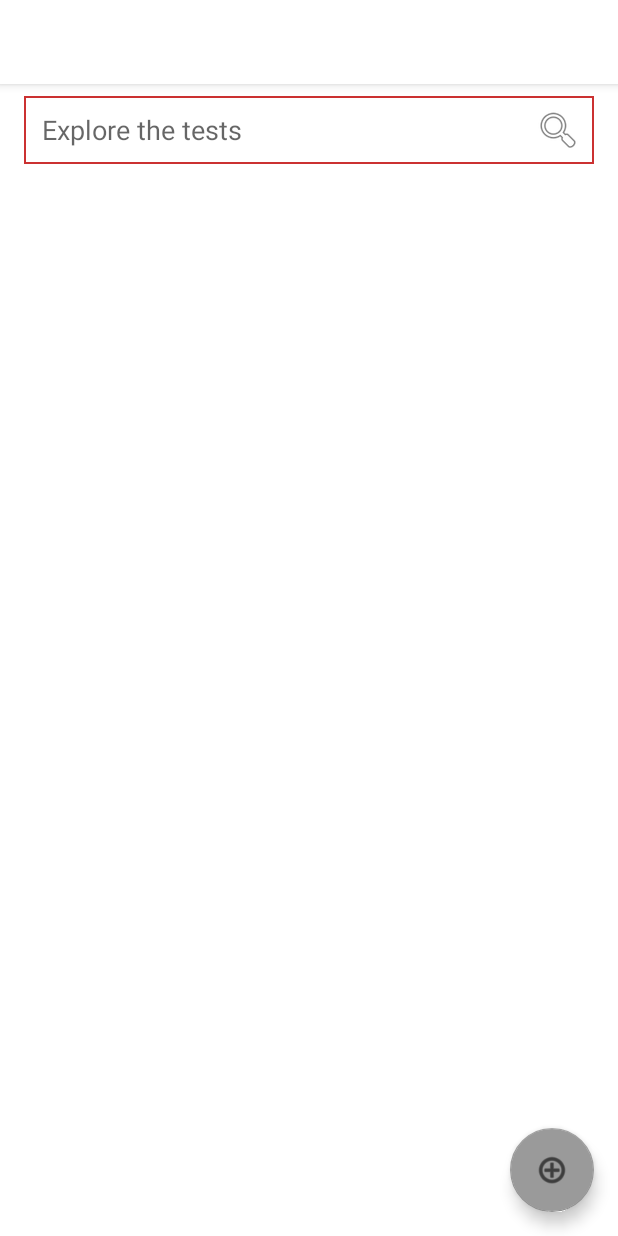
After one commit to IvanNehaev/Keepinmind, an Android app: the fragment QuestionsFragment shown on its own in the app's theme, on a phone screen of 412 x 824 dp. The commit adds this screen. Run offline under Robolectric (Android 15) with nearby library versions, the phone set to English and light mode, and no system bars.

Commit message:
added layouts "fragment questions" and "question list item" added "QuestionsFragment" class

```diff
--- a/app/src/main/java/com/nehaev/keepinmind/ui/tests/adapter/TestsAdapter.kt
+++ b/app/src/main/java/com/nehaev/keepinmind/adapters/TestsAdapter.kt
@@ -1,4 +1,4 @@
-package com.nehaev.keepinmind.ui.tests.adapter
+package com.nehaev.keepinmind.adapters
 
 import android.view.LayoutInflater
 import android.view.View
--- a/app/src/main/java/com/nehaev/keepinmind/ui/MindViewModel.kt
+++ b/app/src/main/java/com/nehaev/keepinmind/ui/MindViewModel.kt
@@ -1,5 +1,6 @@
 package com.nehaev.keepinmind.ui
 
+import androidx.lifecycle.LiveData
 import androidx.lifecycle.MutableLiveData
 import androidx.lifecycle.ViewModel
 import androidx.lifecycle.viewModelScope
@@ -13,6 +14,7 @@ class MindViewModel(
 ) : ViewModel() {
 
     val testsLiveData: MutableLiveData<Resource<List<Test>>> = MutableLiveData()
+    lateinit var testsDbLiveData: LiveData<List<Test>>
 
     init {
         getTests()
@@ -22,6 +24,8 @@ class MindViewModel(
         testsLiveData.postValue(Resource.Loading())
         val response = mindRepository.getAllTests()
         testsLiveData.postValue(handleTestsResponse(response))
+
+        testsDbLiveData = mindRepository.getAllTestWithLiveData()
     }
 
     fun upsertTest(test: Test) {
--- /dev/null
+++ b/app/src/main/java/com/nehaev/keepinmind/ui/fragments/QuestionsFragment.kt
@@ -0,0 +1,7 @@
+package com.nehaev.keepinmind.ui.fragments
+
+import androidx.fragment.app.Fragment
+import com.nehaev.keepinmind.R
+
+class QuestionsFragment : Fragment(R.layout.fragment_questions) {
+}
--- a/app/src/main/java/com/nehaev/keepinmind/ui/themes/ThemesFragment.kt
+++ b/app/src/main/java/com/nehaev/keepinmind/ui/fragments/SettingsFragment.kt
@@ -1,4 +1,4 @@
-package com.nehaev.keepinmind.ui.themes
+package com.nehaev.keepinmind.ui.fragments
 
 import android.os.Bundle
 import android.view.LayoutInflater
@@ -9,7 +9,7 @@ import com.nehaev.keepinmind.MindActivity
 import com.nehaev.keepinmind.R
 import com.nehaev.keepinmind.ui.MindViewModel
 
-class ThemesFragment : Fragment(R.layout.fragment_themes) {
+class SettingsFragment : Fragment(R.layout.fragment_settings) {
 
     lateinit var viewModel: MindViewModel
 
--- a/app/src/main/java/com/nehaev/keepinmind/ui/settings/SettingsFragment.kt
+++ b/app/src/main/java/com/nehaev/keepinmind/ui/fragments/ThemesFragment.kt
@@ -1,4 +1,4 @@
-package com.nehaev.keepinmind.ui.settings
+package com.nehaev.keepinmind.ui.fragments
 
 import android.os.Bundle
 import android.view.LayoutInflater
@@ -9,7 +9,7 @@ import com.nehaev.keepinmind.MindActivity
 import com.nehaev.keepinmind.R
 import com.nehaev.keepinmind.ui.MindViewModel
 
-class SettingsFragment : Fragment(R.layout.fragment_settings) {
+class ThemesFragment : Fragment(R.layout.fragment_themes) {
 
     lateinit var viewModel: MindViewModel
 
--- /dev/null
+++ b/app/src/main/res/layout/fragment_questions.xml
@@ -0,0 +1,65 @@
+<?xml version="1.0" encoding="utf-8"?>
+
+<androidx.coordinatorlayout.widget.CoordinatorLayout
+    xmlns:android="http://schemas.android.com/apk/res/android"
+    xmlns:app="http://schemas.android.com/apk/res-auto"
+    xmlns:tools="http://schemas.android.com/tools"
+    android:layout_width="match_parent"
+    android:layout_height="match_parent">
+
+    <LinearLayout
+        android:layout_width="match_parent"
+        android:layout_height="match_parent"
+        android:orientation="vertical">
+
+        <LinearLayout
+            android:layout_width="match_parent"
+            android:layout_height="wrap_content"
+            android:layout_marginStart="16dp"
+            android:layout_marginTop="8dp"
+            android:layout_marginEnd="16dp"
+            android:background="@drawable/back_with_border"
+            android:orientation="horizontal">
+
+            <EditText
+                android:id="@+id/etExploreTests"
+                android:layout_width="wrap_content"
+                android:layout_height="wrap_content"
+                android:layout_marginStart="8dp"
+                android:layout_weight="7"
+                android:backgroundTint="#00FFFFFF"
+                android:ems="10"
+                android:hint="Explore the tests"
+                android:inputType="textPersonName" />
+
+            <ImageView
+                android:id="@+id/imageView"
+                android:layout_width="wrap_content"
+                android:layout_height="match_parent"
+                android:layout_weight="1"
+                android:scaleType="center"
+                app:srcCompat="@android:drawable/ic_menu_search" />
+        </LinearLayout>
+
+        <androidx.recyclerview.widget.RecyclerView
+            android:id="@+id/rvQuestions"
+            android:layout_width="match_parent"
+            android:layout_height="match_parent"
+            android:layout_marginStart="8dp"
+            android:layout_marginTop="8dp"
+            android:layout_marginEnd="8dp"
+            android:layout_marginBottom="8dp" />
+
+    </LinearLayout>
+
+    <com.google.android.material.floatingactionbutton.FloatingActionButton
+        android:id="@+id/fabAddQuestion"
+        android:layout_width="wrap_content"
+        android:layout_height="wrap_content"
+        android:layout_gravity="bottom|end"
+        android:layout_margin="16dp"
+        app:backgroundTint="#9A9A9A"
+        app:rippleColor="@color/white"
+        app:srcCompat="@android:drawable/ic_menu_add" />
+
+</androidx.coordinatorlayout.widget.CoordinatorLayout>
--- a/app/src/main/res/navigation/mind_nav_graph.xml
+++ b/app/src/main/res/navigation/mind_nav_graph.xml
@@ -5,14 +5,14 @@
 
     <fragment
         android:id="@+id/testsFragment"
-        android:name="com.nehaev.keepinmind.ui.tests.TestsFragment"
+        android:name="com.nehaev.keepinmind.ui.fragments.TestsFragment"
         android:label="TestsFragment" />
     <fragment
         android:id="@+id/themesFragment"
-        android:name="com.nehaev.keepinmind.ui.themes.ThemesFragment"
+        android:name="com.nehaev.keepinmind.ui.fragments.ThemesFragment"
         android:label="ThemesFragment" />
     <fragment
         android:id="@+id/settingsFragment"
-        android:name="com.nehaev.keepinmind.ui.settings.SettingsFragment"
+        android:name="com.nehaev.keepinmind.ui.fragments.SettingsFragment"
         android:label="SettingsFragment" />
 </navigation>
```
Also changed, not shown: app/src/main/java/com/nehaev/keepinmind/ui/fragments/TestsFragment.kt (renamed from app/src/main/java/com/nehaev/keepinmind/ui/tests/TestsFragment.kt, +6 -2 lines), app/src/main/java/com/nehaev/keepinmind/ui/tests/TestsActivity.kt (+1 -0 lines), app/src/main/java/com/nehaev/keepinmind/ui/tests/adapter/TestsRecyclerAdapter.kt (deleted, +0 -31 lines), app/src/main/res/layout/question_list_item.xml (added, +61 -0 lines).
